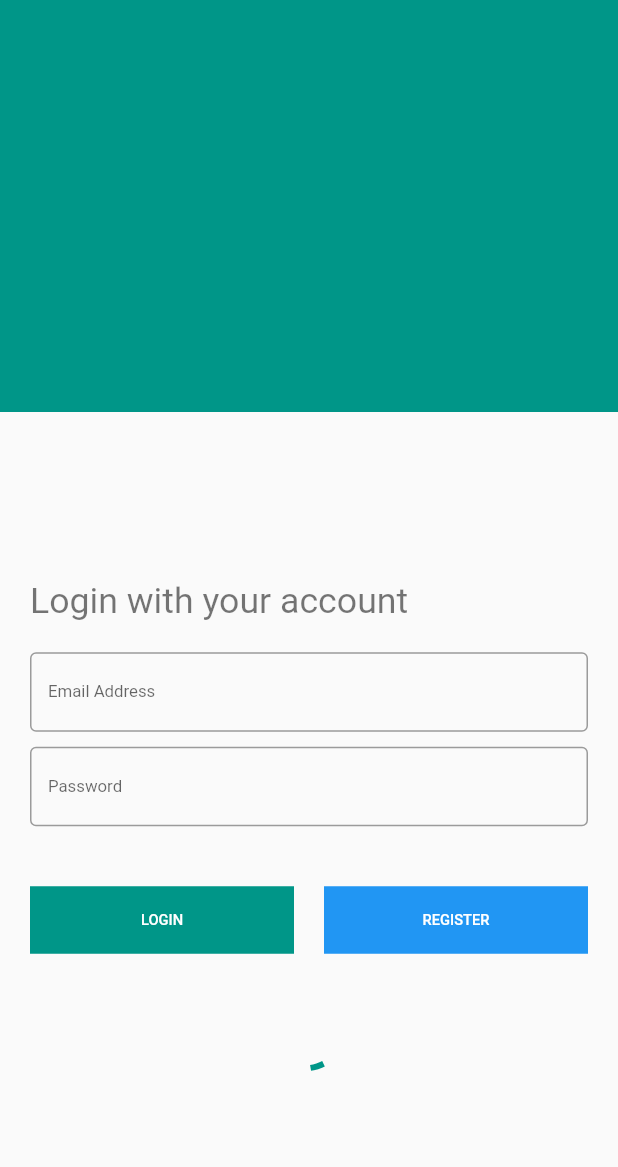
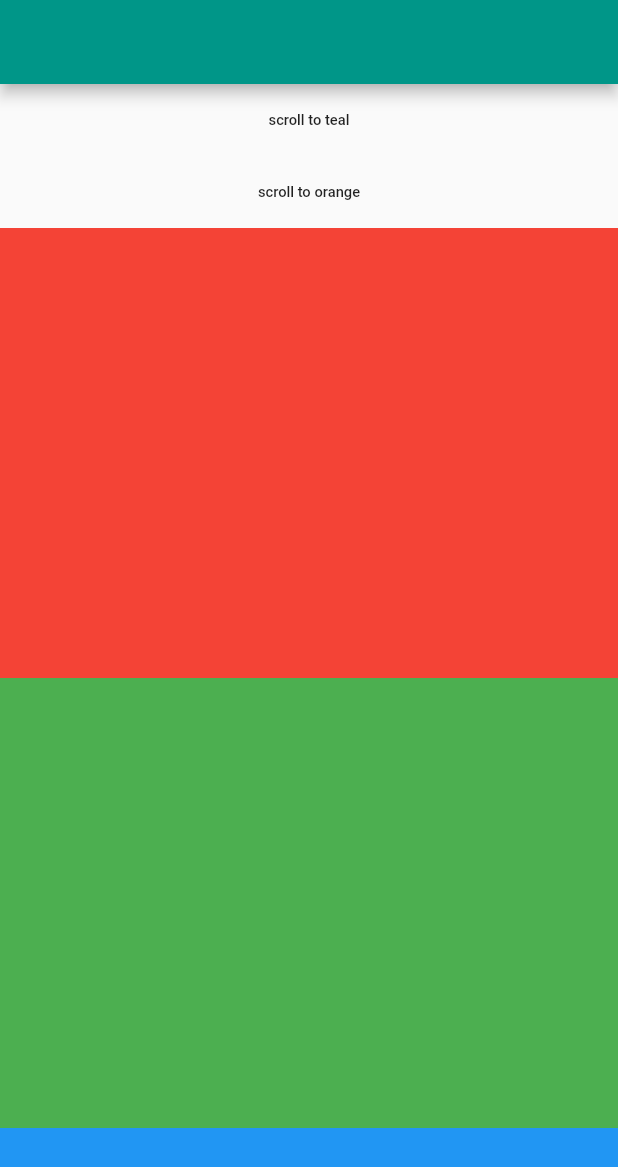
Before and after one commit to abdullahmansss/udemy_responsive, a Flutter app: the screen it shows after launch, on a phone screen of 412 x 824 dp. Shown: the top 1167 px of the screen. Run offline on Flutter 3.47's test engine with Material 2 defaults, Android fonts, the phone set to English and light mode, and no system bars.

Commit message:
scroll to position

```diff
--- a/lib/mobile.dart
+++ b/lib/mobile.dart
@@ -3,7 +3,7 @@ import 'package:flutter/material.dart';
 import 'package:udemy_responsive/adaptive/adaptive_indicator.dart';
 import 'package:udemy_responsive/constants.dart';
 
-class MobileScreen extends StatelessWidget {
+class MobileScreen extends StatefulWidget {
   // hello
   // hello 2
   // abdoooooooo
@@ -11,100 +11,184 @@ class MobileScreen extends StatelessWidget {
   // hello from ahmed
 
   @override
+  _MobileScreenState createState() => _MobileScreenState();
+}
+
+class _MobileScreenState extends State<MobileScreen> {
+  var tealKey = GlobalKey();
+  var orangeKey = GlobalKey();
+
+  @override
+  void initState() {
+    // TODO: implement initState
+    super.initState();
+  }
+
+  @override
   Widget build(BuildContext context) {
     return Scaffold(
-      body: Column(
-        children: [
-          Expanded(
-            child: Container(
+      appBar: AppBar(),
+      body: SingleChildScrollView(
+        child: Column(
+          children: [
+            MaterialButton(
+              onPressed: () {
+                Scrollable.ensureVisible(
+                  tealKey.currentContext!,
+                  duration: Duration(milliseconds: 2000),
+                  curve: Curves.bounceOut,
+                );
+              },
+              child: Text(
+                'scroll to teal',
+              ),
+            ),
+            MaterialButton(
+              onPressed: () {
+                Scrollable.ensureVisible(
+                  orangeKey.currentContext!,
+                  duration: Duration(milliseconds: 2000),
+                  curve: Curves.bounceOut,
+                );
+              },
+              child: Text(
+                'scroll to orange',
+              ),
+            ),
+            Container(
               width: double.infinity,
+              height: 300.0,
+              color: Colors.red,
+            ),
+            Container(
+              width: double.infinity,
+              height: 300.0,
+              color: Colors.green,
+            ),
+            Container(
+              width: double.infinity,
+              height: 300.0,
+              color: Colors.blue,
+            ),
+            Container(
+              key: tealKey,
+              width: double.infinity,
+              height: 300.0,
               color: Colors.teal,
             ),
-          ),
-          Expanded(
-            flex: 2,
-            child: Padding(
-              padding: const EdgeInsets.all(20.0),
-              child: Column(
-                mainAxisAlignment: MainAxisAlignment.center,
-                crossAxisAlignment: CrossAxisAlignment.start,
-                children: [
-                  Text(
-                    'Login with your account',
-                    style: Theme.of(context).textTheme.headline4,
-                  ),
-                  SizedBox(
-                    height: 20.0,
-                  ),
-                  TextFormField(
-                    decoration: InputDecoration(
-                      border: OutlineInputBorder(),
-                      labelText: 'Email Address',
-                    ),
-                  ),
-                  SizedBox(
-                    height: 10.0,
-                  ),
-                  TextFormField(
-                    decoration: InputDecoration(
-                      border: OutlineInputBorder(),
-                      labelText: 'Password',
-                    ),
-                  ),
-                  SizedBox(
-                    height: 40.0,
-                  ),
-                  Row(
-                    children: [
-                      Expanded(
-                        child: Container(
-                          color: Colors.teal,
-                          height: 45.0,
-                          child: MaterialButton(
-                            onPressed: () {},
-                            child: Text(
-                              'LOGIN',
-                              style: TextStyle(
-                                color: Colors.white,
-                              ),
-                            ),
-                          ),
-                        ),
-                      ),
-                      SizedBox(
-                        width: 20.0,
-                      ),
-                      Expanded(
-                        child: Container(
-                          color: Colors.blue,
-                          height: 45.0,
-                          child: MaterialButton(
-                            onPressed: () {},
-                            child: Text(
-                              'REGISTER',
-                              style: TextStyle(
-                                color: Colors.white,
-                              ),
-                            ),
-                          ),
-                        ),
-                      ),
-                    ],
-                  ),
-                  SizedBox(
-                    height: 40.0,
-                  ),
-                  Center(
-                    child: AdaptiveIndicator(
-                      os: getOS(),
-                    ),
-                  ),
-                ],
-              ),
+            Container(
+              key: orangeKey,
+              width: double.infinity,
+              height: 300.0,
+              color: Colors.orange,
             ),
-          ),
-        ],
+            Container(
+              width: double.infinity,
+              height: 300.0,
+              color: Colors.pink,
+            ),
+            Container(
+              width: double.infinity,
+              height: 300.0,
+              color: Colors.amber,
+            ),
+          ],
+        ),
       ),
     );
+    // return Scaffold(
+    //   body: Column(
+    //     children: [
+    //       Expanded(
+    //         child: Container(
+    //           width: double.infinity,
+    //           color: Colors.teal,
+    //         ),
+    //       ),
+    //       Expanded(
+    //         flex: 2,
+    //         child: Padding(
+    //           padding: const EdgeInsets.all(20.0),
+    //           child: Column(
+    //             mainAxisAlignment: MainAxisAlignment.center,
+    //             crossAxisAlignment: CrossAxisAlignment.start,
+    //             children: [
+    //               Text(
+    //                 'Login with your account',
+    //                 style: Theme.of(context).textTheme.headline4,
+    //               ),
+    //               SizedBox(
+    //                 height: 20.0,
+    //               ),
+    //               TextFormField(
+    //                 decoration: InputDecoration(
+    //                   border: OutlineInputBorder(),
+    //                   labelText: 'Email Address',
+    //                 ),
+    //               ),
+    //               SizedBox(
+    //                 height: 10.0,
+    //               ),
+    //               TextFormField(
+    //                 decoration: InputDecoration(
+    //                   border: OutlineInputBorder(),
+    //                   labelText: 'Password',
+    //                 ),
+    //               ),
+    //               SizedBox(
+    //                 height: 40.0,
+    //               ),
+    //               Row(
+    //                 children: [
+    //                   Expanded(
+    //                     child: Container(
+    //                       color: Colors.teal,
+    //                       height: 45.0,
+    //                       child: MaterialButton(
+    //                         onPressed: () {},
+    //                         child: Text(
+    //                           'LOGIN',
+    //                           style: TextStyle(
+    //                             color: Colors.white,
+    //                           ),
+    //                         ),
+    //                       ),
+    //                     ),
+    //                   ),
+    //                   SizedBox(
+    //                     width: 20.0,
+    //                   ),
+    //                   Expanded(
+    //                     child: Container(
+    //                       color: Colors.blue,
+    //                       height: 45.0,
+    //                       child: MaterialButton(
+    //                         onPressed: () {},
+    //                         child: Text(
+    //                           'REGISTER',
+    //                           style: TextStyle(
+    //                             color: Colors.white,
+    //                           ),
+    //                         ),
+    //                       ),
+    //                     ),
+    //                   ),
+    //                 ],
+    //               ),
+    //               SizedBox(
+    //                 height: 40.0,
+    //               ),
+    //               Center(
+    //                 child: AdaptiveIndicator(
+    //                   os: getOS(),
+    //                 ),
+    //               ),
+    //             ],
+    //           ),
+    //         ),
+    //       ),
+    //     ],
+    //   ),
+    // );
   }
 }
```
